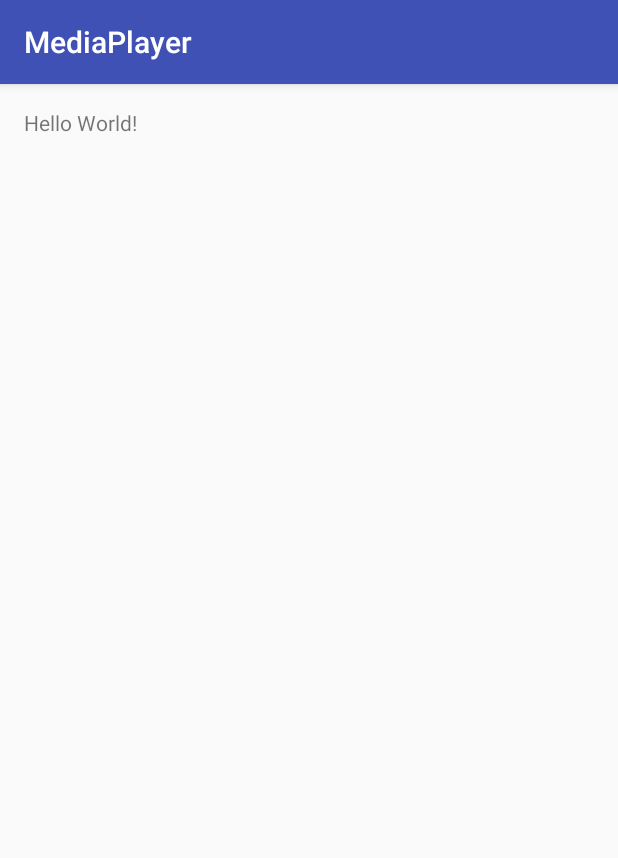
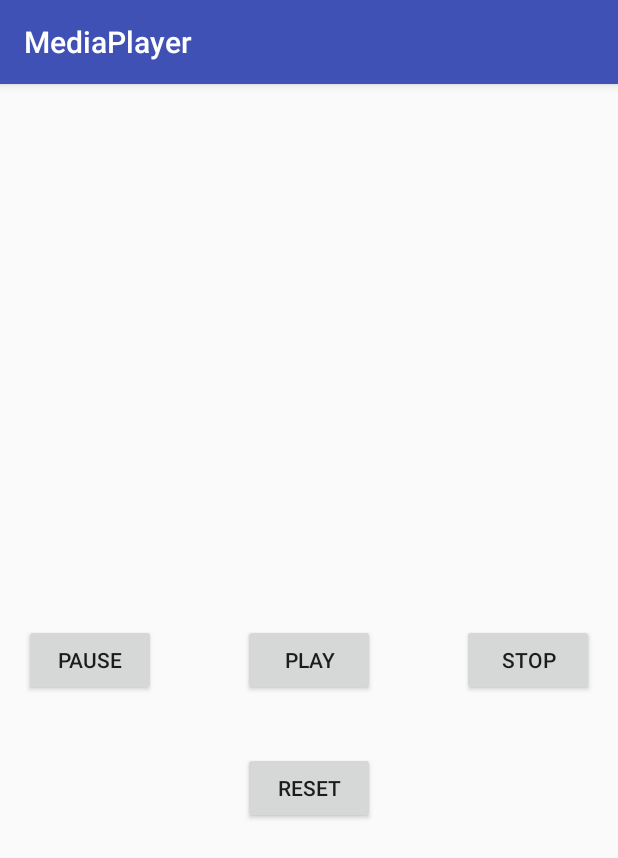
Before and after one commit to danielmai/SimpleMediaPlayer, an Android app: the screen it shows after launch (MainActivity), on a phone screen of 412 x 824 dp. Shown: the top 858 px of the screen. Run offline under Robolectric (Android 15) with nearby library versions, the phone set to English and light mode, and no system bars.

Commit message:
Add main layout with four buttons.

```diff
--- a/app/src/main/res/layout/activity_main.xml
+++ b/app/src/main/res/layout/activity_main.xml
@@ -10,8 +10,39 @@
     android:paddingTop="@dimen/activity_vertical_margin"
     tools:context="android.example.com.mediaplayer.MainActivity">
 
-    <TextView
+    <Button
         android:layout_width="wrap_content"
         android:layout_height="wrap_content"
-        android:text="Hello World!"/>
+        android:text="Play"
+        android:id="@+id/buttonPlay"
+        android:layout_centerVertical="true"
+        android:layout_centerHorizontal="true"/>
+
+    <Button
+        android:layout_width="wrap_content"
+        android:layout_height="wrap_content"
+        android:text="Pause"
+        android:id="@+id/buttonPause"
+        android:layout_centerVertical="true"
+        android:layout_alignParentLeft="true"
+        android:layout_alignParentStart="true"/>
+
+    <Button
+        android:layout_width="wrap_content"
+        android:layout_height="wrap_content"
+        android:text="Stop"
+        android:id="@+id/buttonStop"
+        android:layout_centerVertical="true"
+        android:layout_alignParentRight="true"
+        android:layout_alignParentEnd="true"/>
+
+    <Button
+        android:layout_width="wrap_content"
+        android:layout_height="wrap_content"
+        android:text="Reset"
+        android:id="@+id/buttonReset"
+        android:layout_below="@+id/buttonPlay"
+        android:layout_centerHorizontal="true"
+        android:layout_marginTop="37dp"/>
+
 </RelativeLayout>
```
